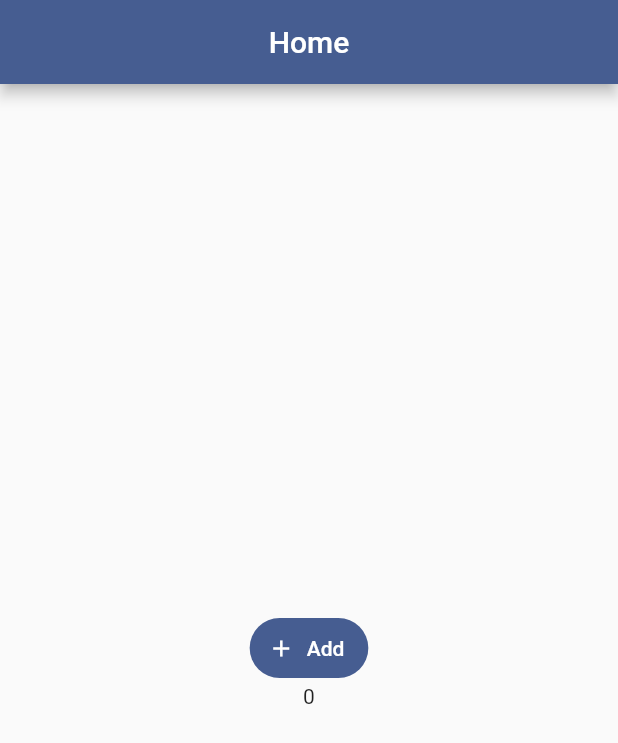
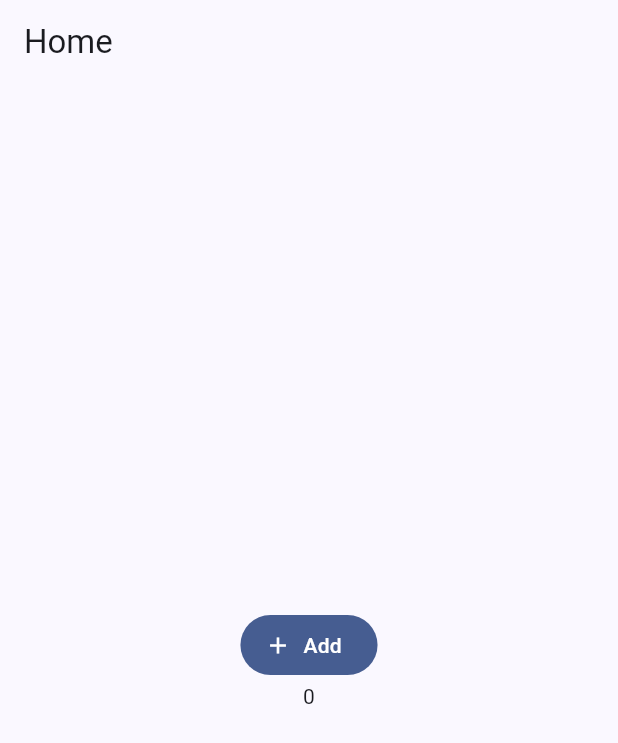
Before and after one commit to gev/reacthome-mobile, a Flutter app: the screen it shows after launch, on a phone screen of 412 x 824 dp. Shown: the top 743 px of the screen. Run offline on Flutter 3.47's test engine with Material 2 defaults, Android fonts, the phone set to English and light mode, and no system bars.

Commit message:
Fix th dark android theme

```diff
--- a/lib/app/app.android.dart
+++ b/lib/app/app.android.dart
@@ -15,17 +15,19 @@ class AppAndroid extends AppBindingObserver {
   Widget build(BuildContext context) {
     return MaterialApp(
       title: title,
-      // darkTheme: ThemeData.dark(useMaterial3: true),
       themeMode: ThemeMode.system,
-      theme: ThemeData(
-        // useMaterial3: true,
-        brightness: Brightness.light,
-        platform: TargetPlatform.iOS,
-        // primaryColor: theme.primaryColor,
-        colorScheme: ColorScheme.fromSeed(seedColor: theme.primaryColor),
-      ),
+      theme: _makeTheme(Brightness.light),
+      darkTheme: _makeTheme(Brightness.dark),
       initialRoute: navigation.initialRoute,
       routes: navigation.routes,
     );
   }
+
+  ThemeData _makeTheme(Brightness brightness) => ThemeData(
+        useMaterial3: true,
+        colorScheme: ColorScheme.fromSeed(
+          brightness: brightness,
+          seedColor: theme.primaryColor,
+        ),
+      );
 }
```
